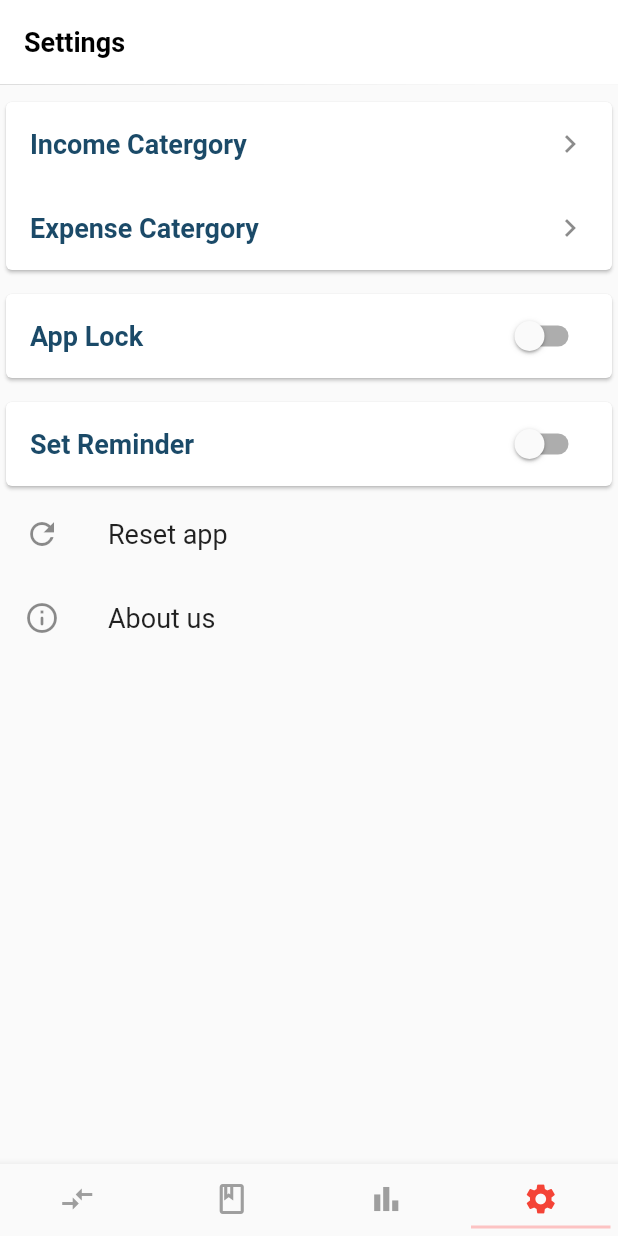
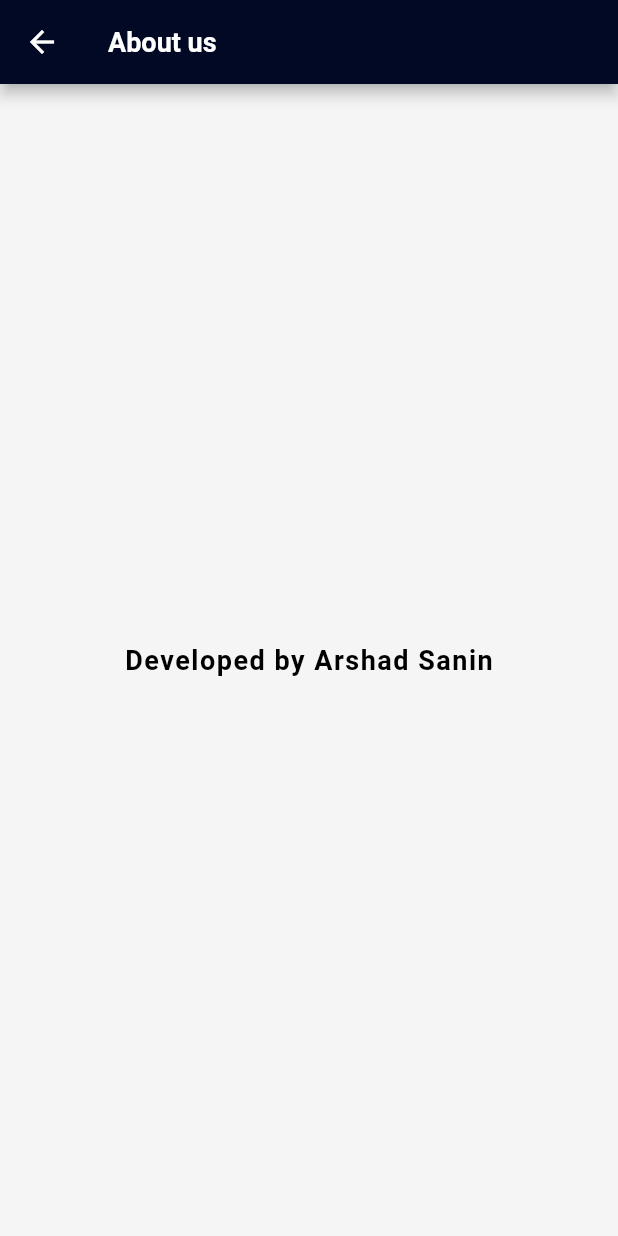
Before and after one commit to ArshadZanin/MoneyQuipo_with_GetX, a Flutter app: the screen it shows after launch, item 4 of the bottom bar chosen, after a tap on "About us", on a phone screen of 412 x 824 dp. Run offline on Flutter 3.47's test engine with Material 2 defaults, Android fonts, the phone set to English and light mode, and no system bars; our stand-ins replace animate_do, flutter_local_notifications, get, google_fonts, lottie, percent_indicator and 4 more; accounts and stored records are empty.

Commit message:
some changes

```diff
--- a/lib/main.dart
+++ b/lib/main.dart
@@ -3,6 +3,7 @@ import 'package:flutter/services.dart';
 import 'package:get/get.dart';
 import 'package:money_management/refactored/core/constants/app_colors.dart';
 import 'package:money_management/refactored/core/controllers/shared_pref_controller.dart';
+import 'package:money_management/refactored/core/utils/notification.dart';
 
 import 'package:money_management/refactored/screens/splash_screen.dart';
 
@@ -12,6 +13,7 @@ Future<void> main() async {
     DeviceOrientation.portraitUp,
     DeviceOrientation.portraitDown,
   ]);
+  await NotificationService.initialize();
   await Get.put(SharedPrefController()).initialize();
   runApp(const MyApp());
 }
--- a/lib/refactored/core/controllers/security_controller.dart
+++ b/lib/refactored/core/controllers/security_controller.dart
@@ -30,7 +30,7 @@ class SecurityController extends GetxController {
     security.value = pref.getSecurity();
     if (!setPasscode) {
       if (security.value == null) {
-        pref.updateSecurity();
+       await pref.updateSecurity();
         await onSuccess(null);
       }
     }
--- a/lib/refactored/core/controllers/setting_controller.dart
+++ b/lib/refactored/core/controllers/setting_controller.dart
@@ -9,6 +9,6 @@ class SettingsController extends GetxController {
 
   void initialize() {
     appLock.value = pref.isSecured();
-    setReminder.value = pref.setReminder();
+    setReminder.value = pref.getReminder();
   }
 }
--- /dev/null
+++ b/lib/refactored/core/utils/notification.dart
@@ -0,0 +1,50 @@
+import 'package:flutter_local_notifications/flutter_local_notifications.dart';
+
+class NotificationService {
+  static final FlutterLocalNotificationsPlugin _notification =
+      FlutterLocalNotificationsPlugin();
+
+  static Future<void> initialize() async {
+    // Initialize the plugin
+    const AndroidInitializationSettings initializationSettingsAndroid =
+        AndroidInitializationSettings('app_icon');
+
+    const InitializationSettings initializationSettings =
+        InitializationSettings(
+      android: initializationSettingsAndroid,
+    );
+
+    await _notification.initialize(
+      initializationSettings,
+      onDidReceiveNotificationResponse: (_) async {},
+    );
+  }
+
+  static Future<void> scheduleDailyNotification() async {
+    const AndroidNotificationDetails android = AndroidNotificationDetails(
+      '00.23',
+      'moneyquipo',
+      importance: Importance.high,
+      priority: Priority.high,
+    );
+    const DarwinNotificationDetails ios = DarwinNotificationDetails();
+    const NotificationDetails platformChannelSpecifics =
+        NotificationDetails(android: android, iOS: ios);
+
+    // await _notification.cancelAll();
+
+    await _notification.periodicallyShow(
+      0,
+      'Daily Reminder',
+      'This is your daily reminder message',
+      RepeatInterval.everyMinute,
+      platformChannelSpecifics,
+      androidScheduleMode: AndroidScheduleMode.alarmClock,
+      payload: 'Daily Reminder',
+    );
+  }
+
+  static Future<void> cancelNotifications() async {
+    await _notification.cancelAll();
+  }
+}
--- /dev/null
+++ b/lib/refactored/screens/about_screen.dart
@@ -0,0 +1,42 @@
+// Flutter imports:
+import 'package:flutter/material.dart';
+import 'package:money_management/refactored/widgets/text/m_text.dart';
+
+class AboutScreen extends StatelessWidget {
+  const AboutScreen({Key? key}) : super(key: key);
+
+  Widget textHere(String text) {
+    return MText(
+      text: text,
+      color: Colors.black,
+      fontWeight: FontWeight.bold,
+      fontSize: 18,
+      letterSpacing: 1,
+    );
+  }
+
+  @override
+  Widget build(BuildContext context) {
+    return Scaffold(
+      backgroundColor: const Color(0xFFF5F5F5),
+      appBar: AppBar(
+        title: const MText(
+          text: 'About us',
+          color: Colors.white,
+          fontSize: 18,
+          fontWeight: FontWeight.bold,
+        ),
+        backgroundColor: const Color(0xFF020925),
+      ),
+      body: Center(
+        child: Column(
+          mainAxisAlignment: MainAxisAlignment.center,
+          crossAxisAlignment: CrossAxisAlignment.center,
+          children: [
+            textHere('Developed by Arshad Sanin'),
+          ],
+        ),
+      ),
+    );
+  }
+}
--- a/lib/refactored/screens/settings_screen.dart
+++ b/lib/refactored/screens/settings_screen.dart
@@ -3,6 +3,7 @@ import 'package:get/get.dart';
 import 'package:money_management/refactored/core/constants/app_colors.dart';
 import 'package:money_management/refactored/core/controllers/setting_controller.dart';
 import 'package:money_management/refactored/core/models/transaction.dart';
+import 'package:money_management/refactored/screens/about_screen.dart';
 import 'package:money_management/refactored/screens/catergory_configure_screen.dart';
 import 'package:money_management/refactored/screens/security_screen.dart';
 import 'package:money_management/refactored/widgets/space/m_space.dart';
@@ -86,9 +87,9 @@ class _SettingsScreenState extends State<SettingsScreen> {
                         Get.to(
                           () => SecurityScreen(
                             setPasscode: true,
-                            onSuccess: (passcode) {
+                            onSuccess: (passcode) async {
                               Get.back();
-                              controller.pref
+                              await controller.pref
                                   .updateSecurity(security: passcode);
                               controller.appLock.value = newValue;
                             },
@@ -100,7 +101,7 @@ class _SettingsScreenState extends State<SettingsScreen> {
                             setPasscode: false,
                             onSuccess: (passcode) async {
                               Get.back();
-                              controller.pref.updateSecurity();
+                              await controller.pref.updateSecurity();
                               controller.appLock.value = newValue;
                             },
                           ),
@@ -116,7 +117,7 @@ class _SettingsScreenState extends State<SettingsScreen> {
                             setPasscode: true,
                             onSuccess: (passcode) async {
                               Get.back();
-                              controller.pref.updateSecurity(
+                              await controller.pref.updateSecurity(
                                 security: passcode,
                               );
                             },
@@ -134,31 +135,39 @@ class _SettingsScreenState extends State<SettingsScreen> {
               ),
             );
           }),
-          MSpace.vertical(8),
-          Obx(() {
-            return Card(
-              color: Colors.white,
-              child: SwitchListTile(
-                title: const MText(
-                  text: 'Set Reminder',
-                  color: AppColor.tertiary,
-                  fontSize: 18,
-                  fontWeight: FontWeight.bold,
-                ),
-                value: controller.setReminder.value,
-                onChanged: (bool newValue) async {
-                  controller.setReminder.value = newValue;
-                },
-              ),
-            );
-          }),
+          // MSpace.vertical(8),
+          // Obx(() {
+          //   return Card(
+          //     color: Colors.white,
+          //     child: SwitchListTile(
+          //       title: const MText(
+          //         text: 'Set Reminder',
+          //         color: AppColor.tertiary,
+          //         fontSize: 18,
+          //         fontWeight: FontWeight.bold,
+          //       ),
+          //       value: controller.setReminder.value,
+          //       onChanged: (bool newValue) async {
+          //         controller.setReminder.value = newValue;
+          //        await controller.pref.setReminder(newValue);
+          //         if (newValue) {
+          //           await NotificationService.scheduleDailyNotification();
+          //         } else {
+          //           await NotificationService.cancelNotifications();
+          //         }
+          //       },
+          //     ),
+          //   );
+          // }),
+          // ListTile(
+          //   onTap: () {},
+          //   leading: const Icon(Icons.refresh_outlined),
+          //   title: const MText(text: 'Reset app'),
+          // ),
           ListTile(
-            onTap: () {},
-            leading: const Icon(Icons.refresh_outlined),
-            title: const MText(text: 'Reset app'),
-          ),
-          ListTile(
-            onTap: () {},
+            onTap: () {
+              Get.to(() => const AboutScreen());
+            },
             leading: const Icon(Icons.info_outline_rounded),
             title: const MText(text: 'About us'),
           ),
```
Also changed, not shown: lib/refactored/core/controllers/shared_pref_controller.dart (+11 -7 lines), 1 other file.
